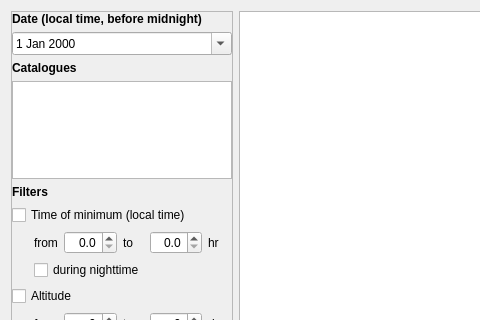
Before: the Qt Designer form source/cpp/CNightlyEphemerisTab.ui in dmotl/ephemerides, drawn with Qt 5; both pictures show x 0 to 480 and y 0 to 320 of the 989 by 785 pixel window.
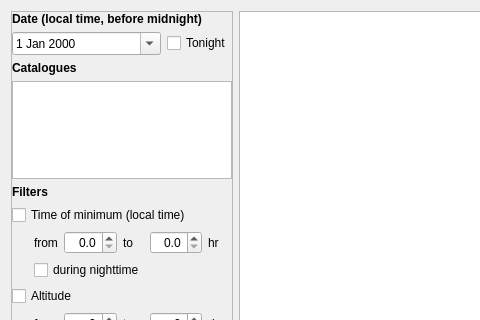
After: the same form once the commit is applied.

Patch:
```diff
--- a/source/cpp/CNightlyEphemerisTab.ui
+++ b/source/cpp/CNightlyEphemerisTab.ui
@@ -54,11 +54,28 @@
        </widget>
       </item>
       <item>
+       <layout class="QHBoxLayout" name="horizontalLayout_2">
+        <item>
        <widget class="QDateEdit" name="dateEdit">
         <property name="calendarPopup">
          <bool>true</bool>
         </property>
        </widget>
+        </item>
+        <item>
+         <widget class="QCheckBox" name="tonightCheck">
+          <property name="sizePolicy">
+           <sizepolicy hsizetype="Fixed" vsizetype="Fixed">
+            <horstretch>0</horstretch>
+            <verstretch>0</verstretch>
+           </sizepolicy>
+          </property>
+          <property name="text">
+           <string>Tonight</string>
+          </property>
+         </widget>
+        </item>
+       </layout>
       </item>
       <item>
        <widget class="QLabel" name="catalogsLabel">
```
Lines whose indentation alone changed are shown as unchanged.
